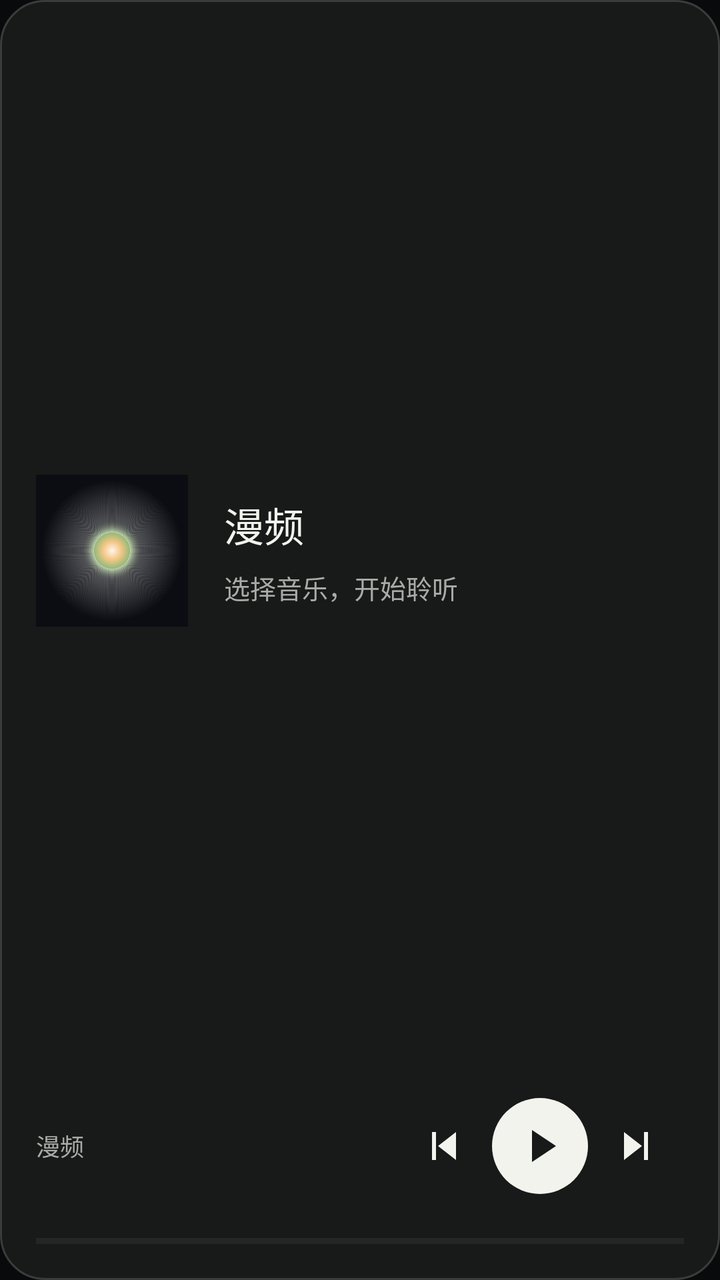
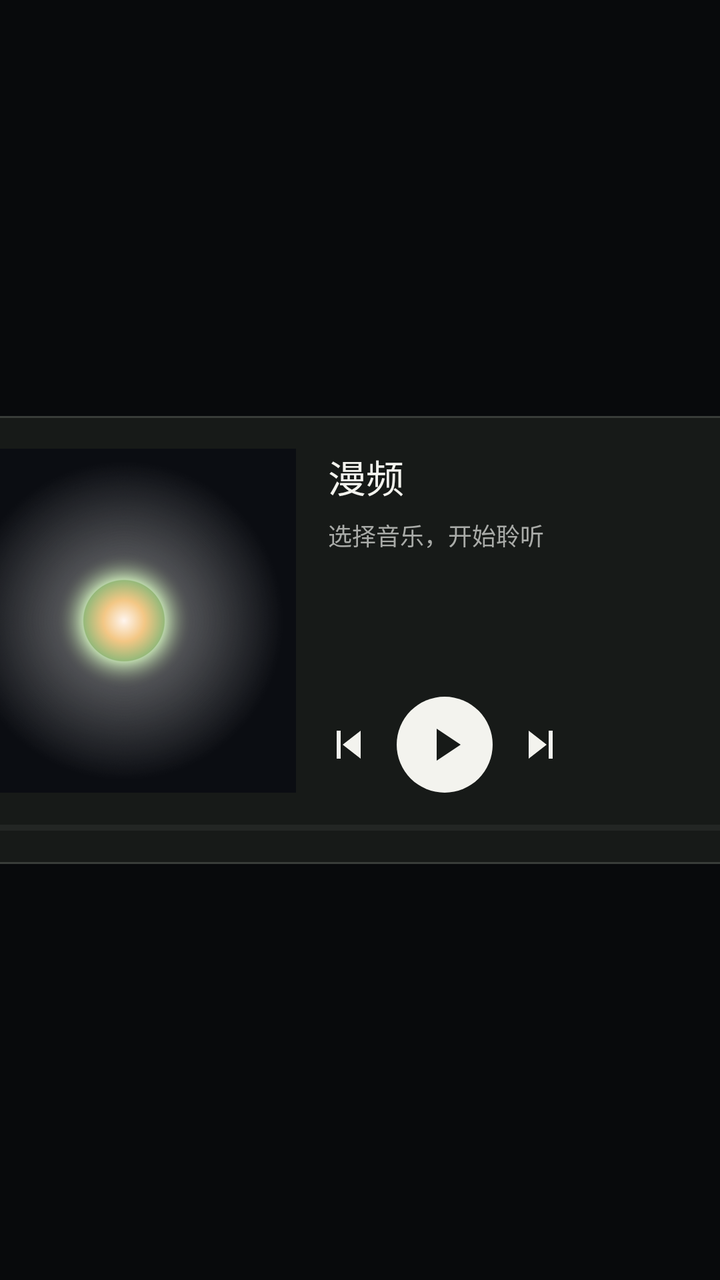

Screens rendered from an Android XML layout before and after an edit, with the pre-edit source and the edit as a unified diff.
<!-- AndroidManifest.xml: application theme AppTheme -->
<!-- res/layout/music_widget.xml -->
<LinearLayout xmlns:android="http://schemas.android.com/apk/res/android" android:id="@+id/widget_root" android:layout_width="match_parent" android:layout_height="match_parent" android:orientation="vertical" android:background="@drawable/widget_background" android:padding="18dp">
    <LinearLayout android:layout_width="match_parent" android:layout_height="0dp" android:layout_weight="1" android:orientation="horizontal" android:gravity="center_vertical">
        <ImageView android:id="@+id/widget_cover" android:layout_width="76dp" android:layout_height="76dp" android:scaleType="centerCrop" android:contentDescription="@string/widget_cover_description" android:src="@drawable/icon_canvas_99" />
        <LinearLayout android:layout_width="0dp" android:layout_weight="1" android:layout_height="wrap_content" android:orientation="vertical" android:layout_marginStart="18dp">
            <TextView android:id="@+id/widget_title" android:layout_width="match_parent" android:layout_height="wrap_content" android:text="@string/app_name" android:textColor="#f3f3ee" android:textSize="20sp" android:maxLines="2" android:ellipsize="end" />
            <TextView android:id="@+id/widget_album" android:layout_width="match_parent" android:layout_height="wrap_content" android:layout_marginTop="7dp" android:text="@string/widget_empty" android:textColor="#a9aba8" android:textSize="13sp" android:maxLines="1" android:ellipsize="end" />
        </LinearLayout>
    </LinearLayout>
    <LinearLayout android:layout_width="match_parent" android:layout_height="56dp" android:layout_marginTop="12dp" android:orientation="horizontal" android:gravity="center_vertical">
        <TextView android:id="@+id/widget_time" android:layout_width="0dp" android:layout_weight="1" android:layout_height="wrap_content" android:text="@string/app_name" android:textColor="#a9aba8" android:textSize="12sp" />
        <ImageButton android:id="@+id/widget_previous" android:layout_width="48dp" android:layout_height="48dp" android:background="@android:color/transparent" android:padding="14dp" android:src="@drawable/widget_previous" android:contentDescription="@string/widget_previous" />
        <ImageButton android:id="@+id/widget_play" android:layout_width="48dp" android:layout_height="48dp" android:background="@drawable/widget_play_background" android:padding="14dp" android:src="@drawable/widget_play" android:contentDescription="@string/widget_play_pause" />
        <ImageButton android:id="@+id/widget_next" android:layout_width="48dp" android:layout_height="48dp" android:background="@android:color/transparent" android:padding="14dp" android:src="@drawable/widget_next" android:contentDescription="@string/widget_next" />
    </LinearLayout>
    <ProgressBar android:id="@+id/widget_progress" style="?android:attr/progressBarStyleHorizontal" android:layout_width="match_parent" android:layout_height="3dp" android:layout_marginTop="18dp" android:progressTint="#ededE7" android:progressBackgroundTint="#40433f" android:max="1000" android:progress="0" />
</LinearLayout>
<!-- resources referenced by this layout -->
<resources>
  <!-- drawable icon_canvas_99: png bitmap (drawable-nodpi, 253341 bytes) -->
  <!-- drawable widget_background (drawable) -->
  <shape xmlns:android="http://schemas.android.com/apk/res/android"><solid android:color="#171a18"/><corners android:radius="22dp"/><stroke android:width="1dp" android:color="#393d39"/></shape>
  <!-- drawable widget_next (drawable) -->
  <vector xmlns:android="http://schemas.android.com/apk/res/android" android:width="24dp" android:height="24dp" android:viewportWidth="24" android:viewportHeight="24"><path android:fillColor="#f3f3ee" android:pathData="M16,5 L18,5 L18,19 L16,19 Z M6,5 L15,12 L6,19 Z"/></vector>
  <!-- drawable widget_play (drawable) -->
  <vector xmlns:android="http://schemas.android.com/apk/res/android" android:width="24dp" android:height="24dp" android:viewportWidth="24" android:viewportHeight="24"><path android:fillColor="#171a18" android:pathData="M8,4 L20,12 L8,20 Z"/></vector>
  <!-- drawable widget_play_background (drawable) -->
  <shape xmlns:android="http://schemas.android.com/apk/res/android" android:shape="oval"><solid android:color="#f3f3ee"/></shape>
  <!-- drawable widget_previous (drawable) -->
  <vector xmlns:android="http://schemas.android.com/apk/res/android" android:width="24dp" android:height="24dp" android:viewportWidth="24" android:viewportHeight="24"><path android:fillColor="#f3f3ee" android:pathData="M6,5 L8,5 L8,19 L6,19 Z M18,5 L9,12 L18,19 Z"/></vector>
  <string name="app_name">漫频</string>
  <string name="widget_cover_description">专辑封面</string>
  <string name="widget_empty">选择音乐，开始聆听</string>
  <string name="widget_next">下一首</string>
  <string name="widget_play_pause">播放或暂停</string>
  <string name="widget_previous">上一首</string>
  <style name="AppTheme" parent="android:style/Theme.Material.NoActionBar"><item name="android:windowActionModeOverlay">true</item><item name="android:windowLightStatusBar">false</item><item name="android:windowBackground">#080a0c</item><item name="android:windowSplashScreenBackground">#080a0c</item><item name="android:colorAccent">#9da49b</item><item name="android:windowNoTitle">true</item></style>
</resources>

<!-- the commit's change to res/layout/music_widget.xml (unified diff, before → after) -->
@@ -1,16 +1,21 @@
-<LinearLayout xmlns:android="http://schemas.android.com/apk/res/android" android:id="@+id/widget_root" android:layout_width="match_parent" android:layout_height="match_parent" android:orientation="vertical" android:background="@drawable/widget_background" android:padding="18dp">
-    <LinearLayout android:layout_width="match_parent" android:layout_height="0dp" android:layout_weight="1" android:orientation="horizontal" android:gravity="center_vertical">
-        <ImageView android:id="@+id/widget_cover" android:layout_width="76dp" android:layout_height="76dp" android:scaleType="centerCrop" android:contentDescription="@string/widget_cover_description" android:src="@drawable/icon_canvas_99" />
-        <LinearLayout android:layout_width="0dp" android:layout_weight="1" android:layout_height="wrap_content" android:orientation="vertical" android:layout_marginStart="18dp">
-            <TextView android:id="@+id/widget_title" android:layout_width="match_parent" android:layout_height="wrap_content" android:text="@string/app_name" android:textColor="#f3f3ee" android:textSize="20sp" android:maxLines="2" android:ellipsize="end" />
-            <TextView android:id="@+id/widget_album" android:layout_width="match_parent" android:layout_height="wrap_content" android:layout_marginTop="7dp" android:text="@string/widget_empty" android:textColor="#a9aba8" android:textSize="13sp" android:maxLines="1" android:ellipsize="end" />
+<FrameLayout xmlns:android="http://schemas.android.com/apk/res/android" android:id="@+id/widget_host" android:layout_width="match_parent" android:layout_height="match_parent">
+    <LinearLayout android:id="@+id/widget_root" android:layout_width="440dp" android:layout_height="224dp" android:layout_gravity="center" android:gravity="center_vertical" android:orientation="vertical" android:background="@drawable/widget_background" android:padding="16dp">
+        <LinearLayout android:layout_width="match_parent" android:layout_height="172dp" android:orientation="horizontal" android:gravity="center_vertical" android:id="@+id/widget_main">
+            <ImageView android:id="@+id/widget_cover" android:layout_width="172dp" android:layout_height="172dp" android:scaleType="centerCrop" android:contentDescription="@string/widget_cover_description" android:src="@drawable/icon_canvas_99"/>
+            <LinearLayout android:layout_width="0dp" android:layout_weight="1" android:layout_height="match_parent" android:orientation="vertical" android:layout_marginStart="16dp">
+                <TextView android:id="@+id/widget_title" android:layout_width="match_parent" android:layout_height="wrap_content" android:text="@string/app_name" android:textColor="#f3f3ee" android:textSize="19sp" android:maxLines="2" android:ellipsize="end" android:includeFontPadding="false"/>
+                <TextView android:id="@+id/widget_album" android:layout_width="match_parent" android:layout_height="wrap_content" android:text="@string/widget_empty" android:textColor="#a9aba8" android:textSize="12sp" android:maxLines="1" android:ellipsize="end" android:includeFontPadding="false" android:layout_marginTop="7dp"/>
+                <TextView android:layout_width="1dp" android:layout_height="0dp" android:layout_weight="1"/>
+                <LinearLayout android:layout_width="match_parent" android:layout_height="48dp" android:orientation="horizontal" android:gravity="center_vertical" android:layout_marginTop="8dp" android:layout_marginStart="-14dp">
+                    <ImageButton android:id="@+id/widget_previous" android:layout_width="48dp" android:layout_height="48dp" android:background="@android:color/transparent" android:padding="14dp" android:src="@drawable/widget_previous" android:contentDescription="@string/widget_previous"/>
+                    <ImageButton android:id="@+id/widget_play" android:layout_width="48dp" android:layout_height="48dp" android:background="@drawable/widget_play_background" android:padding="14dp" android:src="@drawable/widget_play" android:contentDescription="@string/widget_play_pause"/>
+                    <ImageButton android:id="@+id/widget_next" android:layout_width="48dp" android:layout_height="48dp" android:background="@android:color/transparent" android:padding="14dp" android:src="@drawable/widget_next" android:contentDescription="@string/widget_next"/>
+                </LinearLayout>
+            </LinearLayout>
         </LinearLayout>
+        <FrameLayout android:layout_width="match_parent" android:layout_height="19dp">
+            <TextView android:id="@+id/widget_time" android:layout_width="match_parent" android:layout_height="16dp" android:gravity="end|center_vertical" android:text="@string/widget_time_zero" android:textColor="#a9aba8" android:textSize="11sp" android:autoSizeTextType="uniform" android:autoSizeMinTextSize="10sp" android:autoSizeMaxTextSize="11sp" android:autoSizeStepGranularity="1sp" android:maxLines="1" android:includeFontPadding="false"/>
+            <ProgressBar android:id="@+id/widget_progress" style="?android:attr/progressBarStyleHorizontal" android:layout_width="match_parent" android:layout_height="3dp" android:layout_gravity="bottom" android:progressTint="#edede7" android:progressBackgroundTint="#40433f" android:max="1000" android:progress="0"/>
+        </FrameLayout>
     </LinearLayout>
-    <LinearLayout android:layout_width="match_parent" android:layout_height="56dp" android:layout_marginTop="12dp" android:orientation="horizontal" android:gravity="center_vertical">
-        <TextView android:id="@+id/widget_time" android:layout_width="0dp" android:layout_weight="1" android:layout_height="wrap_content" android:text="@string/app_name" android:textColor="#a9aba8" android:textSize="12sp" />
-        <ImageButton android:id="@+id/widget_previous" android:layout_width="48dp" android:layout_height="48dp" android:background="@android:color/transparent" android:padding="14dp" android:src="@drawable/widget_previous" android:contentDescription="@string/widget_previous" />
-        <ImageButton android:id="@+id/widget_play" android:layout_width="48dp" android:layout_height="48dp" android:background="@drawable/widget_play_background" android:padding="14dp" android:src="@drawable/widget_play" android:contentDescription="@string/widget_play_pause" />
-        <ImageButton android:id="@+id/widget_next" android:layout_width="48dp" android:layout_height="48dp" android:background="@android:color/transparent" android:padding="14dp" android:src="@drawable/widget_next" android:contentDescription="@string/widget_next" />
-    </LinearLayout>
-    <ProgressBar android:id="@+id/widget_progress" style="?android:attr/progressBarStyleHorizontal" android:layout_width="match_parent" android:layout_height="3dp" android:layout_marginTop="18dp" android:progressTint="#ededE7" android:progressBackgroundTint="#40433f" android:max="1000" android:progress="0" />
-</LinearLayout>
+</FrameLayout>
<!-- resource entries referenced after the edit -->
@@ -17,6 +17,7 @@
   <string name="widget_next">下一首</string>
   <string name="widget_play_pause">播放或暂停</string>
   <string name="widget_previous">上一首</string>
+  <string name="widget_time_zero" translatable="false">0:00</string>
   <style name="AppTheme" parent="android:style/Theme.Material.NoActionBar"><item name="android:windowActionModeOverlay">true</item><item name="android:windowLightStatusBar">false</item><item name="android:windowBackground">#080a0c</item><item name="android:windowSplashScreenBackground">#080a0c</item><item name="android:colorAccent">#9da49b</item><item name="android:windowNoTitle">true</item></style>
 </resources>
 
